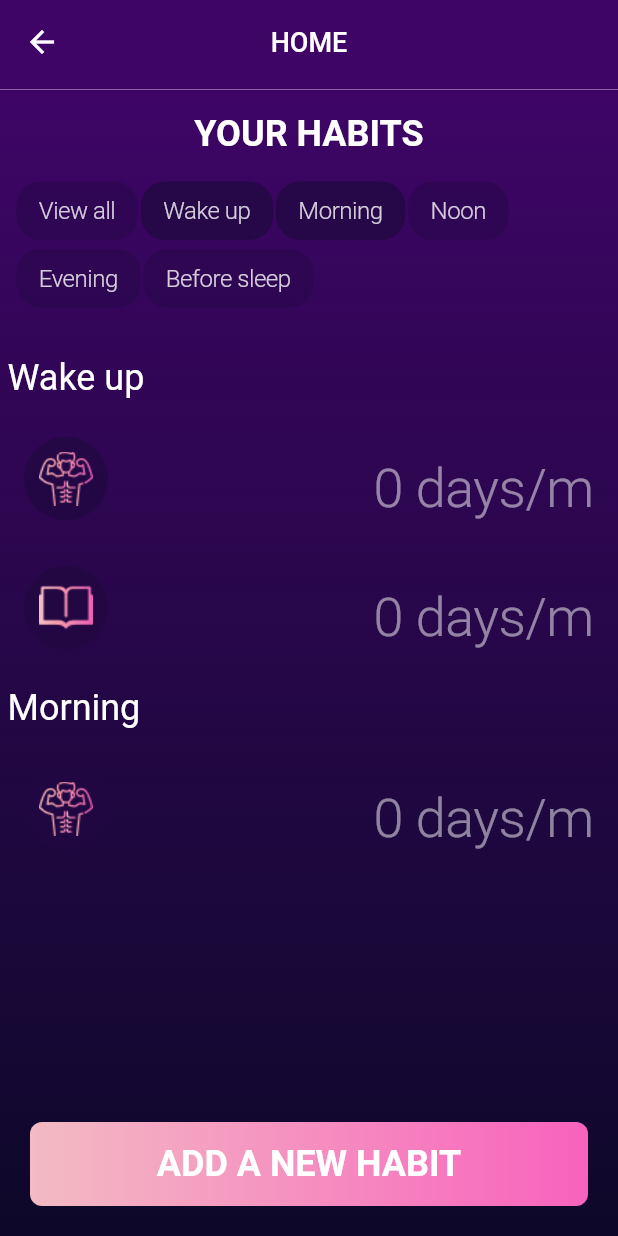
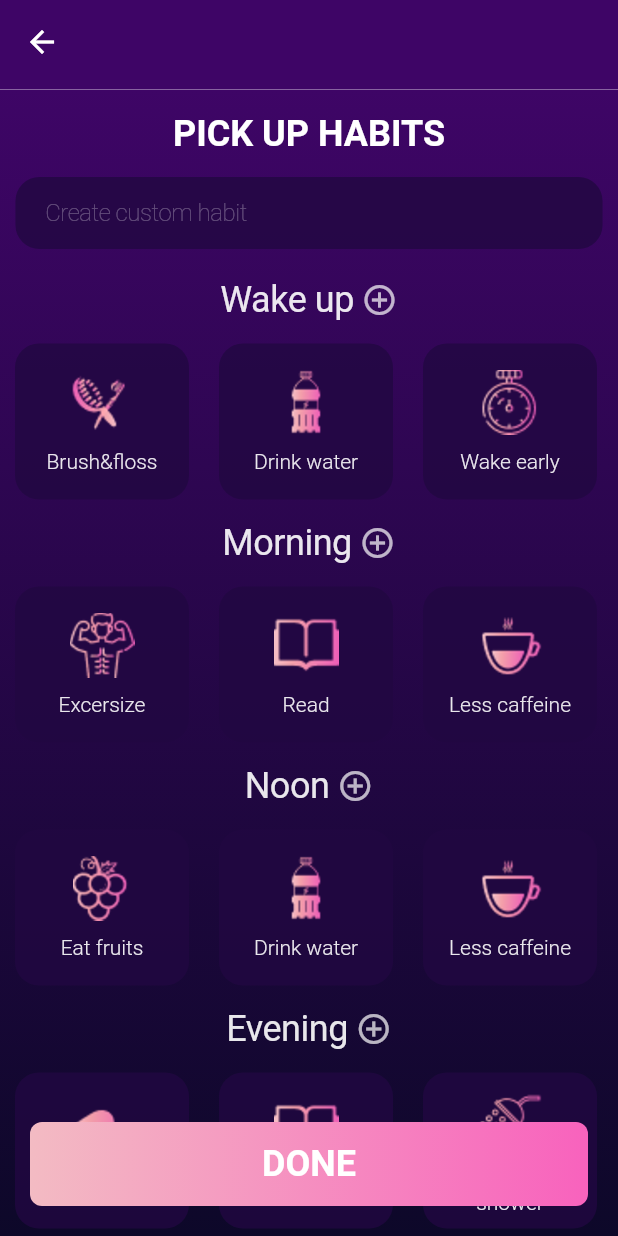
Before and after one commit to GhostuSs/daily_planner, a Flutter app: the HabitsScreen screen opened directly, after a tap on "Wake up", after a tap on "Morning", after a tap on "ADD A NEW HABIT", on a phone screen of 412 x 824 dp. Run offline on Flutter 3.47's test engine with Material 2 defaults, Android fonts, the phone set to English and light mode, and no system bars; our stand-ins replace flutter_rating_bar, page_transition, shared_preferences; accounts and stored records are empty; Roboto replaces fonts that are missing (JoseFinSans-Light, JosefinSans-Bold, JosefinSans-Light).

Commit message:
'implementing home screen'

```diff
--- a/lib/presentation/components/cards/habit_card.dart
+++ b/lib/presentation/components/cards/habit_card.dart
@@ -6,8 +6,12 @@ class HabitCard extends StatelessWidget{
   const HabitCard({Key? key, required this.habit}) : super(key: key);
   @override
   Widget build(BuildContext context) {
-    return Container(
-      padding: const EdgeInsets.symmetric(vertical: 16,horizontal: 16),
+    return Padding(
+      padding: const EdgeInsets.symmetric(horizontal: 10,vertical: 5),
+      child: Container(
+        padding: const EdgeInsets.symmetric(horizontal: 16),
+        width: 116,
+        height: 104,
         decoration: BoxDecoration(
             borderRadius: BorderRadius.circular(16),
             color: const Color(0xCC210741).withOpacity(0.8)
@@ -15,17 +19,20 @@ class HabitCard extends StatelessWidget{
         child: Column(
           mainAxisAlignment: MainAxisAlignment.center,
           children: [
-          Image.asset(imagePath+habit+'.png'),
-          const SizedBox(height: 5),
+            Image.asset(imagePath+habit+'.png',scale: 0.9,filterQuality: FilterQuality.high),
+            const SizedBox(height: 10),
             Text(
                 reformatHabit(habit),
+                textAlign: TextAlign.center,
                 style: TextStyle(
                     color: Colors.white.withOpacity(0.9),
                     fontWeight: FontWeight.w300,
-                  fontSize: 16.0
+                    fontFamily: 'JosefinSans-Thin',
+                    fontSize: 14.0
                 )
             )
           ],
+        ),
       ),
     );
   }
@@ -45,6 +52,34 @@ class HabitCard extends StatelessWidget{
         temp='Drink water';
         break;
       }
+      case 'read':{
+        temp='Read';
+        break;
+      }
+      case 'brush':{
+        temp='Brush&floss';
+        break;
+      }
+      case 'eatfruits':{
+        temp='Eat fruits';
+        break;
+      }
+      case 'fallasleepearly':{
+        temp='Fall asleep early';
+        break;
+      }
+      case 'wakeearly':{
+        temp='Wake early';
+        break;
+      }
+      case 'stretch':{
+        temp='Stretch';
+        break;
+      }
+      case 'takeashower':{
+        temp='Take a shower';
+        break;
+      }
     }
     return temp;
   }
--- /dev/null
+++ b/lib/presentation/components/rows/raw_row.dart
@@ -0,0 +1,40 @@
+import 'dart:ui';
+
+import 'package:flutter/cupertino.dart';
+import 'package:flutter/material.dart';
+
+class RawRow extends StatelessWidget{
+  final String label;
+  final onTap;
+  final TextStyle _textStyle=TextStyle(
+      color: Colors.white.withOpacity(0.9),
+      fontSize: 24,
+      fontFamily: 'JoseFinSans-Light',
+      fontWeight: FontWeight.w400,
+      letterSpacing: -0.3
+  );
+  RawRow({required this.label, required this.onTap});
+
+  @override
+  Widget build(BuildContext context) {
+    return Padding(
+      padding: const EdgeInsets.symmetric(vertical: 10),
+      child: InkWell(
+        onTap: onTap,
+        child: Row(
+            mainAxisAlignment: MainAxisAlignment.center,
+            children:
+            [
+              Text(label, style: _textStyle),
+              const SizedBox(width: 5),
+              Icon(
+                  Icons.add_circle_outline,
+                  color: Colors.white.withOpacity(0.7),
+              )
+            ]
+        ),
+      ),
+    );
+  }
+
+}
--- a/lib/presentation/components/text_field/raw_textfield.dart
+++ b/lib/presentation/components/text_field/raw_textfield.dart
@@ -46,7 +46,13 @@ class RawTextFieldState extends State<RawTextField> {
           ),
           hintText: widget._hint,
           contentPadding: const EdgeInsets.symmetric(vertical: 10,horizontal: 20),
-          hintStyle: TextStyle(color: textWhite.withOpacity(0.3)),
+          hintStyle: TextStyle(
+              color: textWhite.withOpacity(0.3),
+            fontFamily: 'JosefinSans-Thin',
+            fontWeight: FontWeight.w200,
+            fontSize: 16.0,
+            letterSpacing: -0.3
+          ),
           border: const OutlineInputBorder(
             borderSide: BorderSide.none
           )),
--- /dev/null
+++ b/lib/presentation/screens/home/add_habit.dart
@@ -0,0 +1,275 @@
+import 'package:flutter/material.dart';
+import 'package:sleep_sound/data/data.dart';
+import 'package:sleep_sound/data/resources/decorations.dart';
+import 'package:sleep_sound/presentation/components/appbars/raw_appbar.dart';
+import 'package:sleep_sound/presentation/components/buttons/raw_buttons.dart';
+import 'package:sleep_sound/presentation/components/cards/habit_card.dart';
+import 'package:sleep_sound/presentation/components/rows/raw_row.dart';
+import 'package:sleep_sound/presentation/components/text_field/raw_textfield.dart';
+
+class AddHabitScreen extends StatefulWidget {
+  @override
+  State<StatefulWidget> createState() {
+    return _AddHabitScreenState();
+  }
+}
+
+class _AddHabitScreenState extends State<AddHabitScreen> {
+  var textFieldController = TextEditingController();
+  String month = '';
+  int daysInMonth = 0;
+  int today = 0;
+  List<bool> selectedDate = List.generate(5, (index) => false);
+  List data = [
+    Data(habit: 'brush', tag: 'wakeup', date: DateTime.now()),
+    Data(habit: 'drinkwater', tag: 'wakeup', date: DateTime.now()),
+    Data(habit: 'wakeearly', tag: 'wakeup', date: DateTime.now()),
+    Data(habit: 'excersize', tag: 'morning', date: DateTime.now()),
+    Data(habit: 'read', tag: 'morning', date: DateTime.now()),
+    Data(habit: 'lesscaffeine', tag: 'morning', date: DateTime.now()),
+    Data(habit: 'eatfruits', tag: 'noon', date: DateTime.now()),
+    Data(habit: 'drinkwater', tag: 'noon', date: DateTime.now()),
+    Data(habit: 'lesscaffeine', tag: 'noon', date: DateTime.now()),
+    Data(habit: 'stretch', tag: 'evening', date: DateTime.now()),
+    Data(habit: 'read', tag: 'evening', date: DateTime.now()),
+    Data(habit: 'takeashower', tag: 'evening', date: DateTime.now()),
+    Data(habit: 'drinkwater', tag: 'beforesleep', date: DateTime.now()),
+    Data(habit: 'takeashower', tag: 'beforesleep', date: DateTime.now()),
+  ];
+  List wakeUp = [];
+  List morning = [];
+  List noon = [];
+  List evening = [];
+  List beforeSleep = [];
+  var _textFieldController = TextEditingController();
+
+  @override
+  initState() {
+    print(DateTime.now());
+    print(data.length);
+    for (int i = 0; i < data.length; i++) {
+      switch (data[i].tag) {
+        case 'wakeup':
+          {
+            wakeUp.add(data[i]);
+            break;
+          }
+        case 'morning':
+          {
+            morning.add(data[i]);
+            break;
+          }
+        case 'noon':
+          {
+            noon.add(data[i]);
+            break;
+          }
+        case 'evening':
+          {
+            evening.add(data[i]);
+            break;
+          }
+        case 'beforesleep':
+          {
+            beforeSleep.add(data[i]);
+            break;
+          }
+      }
+    }
+    super.initState();
+  }
+
+  @override
+  Widget build(BuildContext context) {
+    return Scaffold(
+      appBar: RawAppBar(title: ' ', addBtn: false),
+      floatingActionButton: Container(
+        padding: EdgeInsets.all(20),
+        child: RawButton(
+            'DONE',
+                (){}
+        ),
+      ),
+      floatingActionButtonLocation: FloatingActionButtonLocation.centerDocked,
+      body: Container(
+        decoration: const BoxDecoration(gradient: customGradient),
+        child: data.isNotEmpty
+            ? Column(
+                children: [
+                  Padding(
+                    padding: const EdgeInsets.symmetric(vertical: 15),
+                    child: Text(
+                      'pick up habits'.toUpperCase(),
+                      style: const TextStyle(
+                          color: Colors.white,
+                          fontSize: 24,
+                          fontFamily: 'JosefinSans-Light',
+                          fontWeight: FontWeight.w600),
+                    ),
+                  ),
+                  Container(
+                    height: 48,
+                    width: MediaQuery.of(context).size.width * 0.95,
+                    decoration: BoxDecoration(
+                        borderRadius: BorderRadius.circular(16),
+                        color: Color(0xCC210741).withOpacity(0.8)),
+                    child: RawTextField(null, 'Create custom habit', null,
+                        _textFieldController),
+                  ),
+                  SizedBox(height: 10),
+                  Expanded(
+                    child: ListView(
+                      children: [
+                        Column(
+                          crossAxisAlignment: CrossAxisAlignment.start,
+                          children: [
+                            Visibility(
+                                visible: wakeUp.isNotEmpty,
+                                child: Column(
+                                  crossAxisAlignment: CrossAxisAlignment.start,
+                                  children: [
+                                    RawRow(
+                                      onTap: _onTap,
+                                      label: 'Wake up',
+                                    ),
+                                    Wrap(
+                                      crossAxisAlignment: WrapCrossAlignment.center,
+                                      alignment: WrapAlignment.center,
+                                      children: [
+                                        for (int i = 0; i < wakeUp.length; i++)
+                                          HabitCard(habit: wakeUp[i].habit)
+                                      ],
+                                    )
+                                  ],
+                                )),
+                            Visibility(
+                              visible: morning.isNotEmpty,
+                              child: Column(
+                                crossAxisAlignment: CrossAxisAlignment.start,
+                                children: [
+                                  RawRow(
+                                    label: 'Morning',
+                                    onTap: _onTap,
+                                  ),
+                                  Wrap(
+                                    crossAxisAlignment: WrapCrossAlignment.center,
+                                    alignment: WrapAlignment.center,
+                                    children: [
+                                      for (int i = 0; i < morning.length; i++)
+                                        HabitCard(habit: morning[i].habit)
+                                    ],
+                                  )
+                                ],
+                              ),
+                            ),
+                            Visibility(
+                              visible: noon.isNotEmpty,
+                              child: Column(
+                                crossAxisAlignment: CrossAxisAlignment.start,
+                                children: [
+                                  RawRow(
+                                    label: 'Noon',
+                                    onTap: _onTap,
+                                  ),
+                                  Wrap(
+                                    crossAxisAlignment: WrapCrossAlignment.center,
+                                    alignment: WrapAlignment.center,
+                                    children: [
+                                      for (int i = 0; i < noon.length; i++)
+                                        HabitCard(habit: noon[i].habit)
+                                    ],
+                                  )
+                                ],
+                              ),
+                            ),
+                            Visibility(
+                              visible: evening.isNotEmpty,
+                              child: Column(
+                                crossAxisAlignment: CrossAxisAlignment.start,
+                                children: [
+                                  RawRow(
+                                    onTap: _onTap,
+                                    label: 'Evening',
+                                  ),
+                                  Wrap(
+                                    crossAxisAlignment: WrapCrossAlignment.center,
+                                    alignment: WrapAlignment.center,
+                                    children: [
+                                      for (int i = 0; i < evening.length; i++)
+                                        HabitCard(habit: evening[i].habit)
+                                    ],
+                                  )
+                                ],
+                              ),
+                            ),
+                            Visibility(
+                                visible: beforeSleep.isNotEmpty,
+                                child: Column(
+                                  crossAxisAlignment: CrossAxisAlignment.start,
+                                  children: [
+                                    RawRow(
+                                        onTap: _onTap, label: 'Before sleep'),
+                                    Wrap(
+                                      alignment: WrapAlignment.center,
+                                      crossAxisAlignment: WrapCrossAlignment.center,
+                                      children: [
+                                        for (int i = 0;
+                                            i < beforeSleep.length;
+                                            i++)
+                                          HabitCard(habit: beforeSleep[i].habit)
+                                      ],
+                                    )
+                                  ],
+                                )),
+                          ],
+                        )
+                      ],
+                    ),
+                  )
+                ],
+              )
+            : const Text('is empty'),
+      ),
+    );
+  }
+
+  _onTap() => Navigator.pushNamed(context, '/');
+  final TextStyle _textStyle = const TextStyle(
+      color: Colors.white,
+      fontSize: 24,
+      fontFamily: 'JoseFinSans-Light',
+      fontWeight: FontWeight.w400,
+      letterSpacing: -0.3);
+
+  String textDay(int index) {
+    String temp = '';
+    switch (index) {
+      case 0:
+        {
+          temp = 'Day before\nyesterday';
+          break;
+        }
+      case 1:
+        {
+          temp = 'Yesterday';
+          break;
+        }
+      case 2:
+        {
+          temp = 'Today';
+          break;
+        }
+      case 3:
+        {
+          temp = 'Tommorow';
+          break;
+        }
+      case 4:
+        {
+          temp = 'Day after\ntommorow';
+          break;
+        }
+    }
+    return temp;
+  }
+}
--- a/lib/presentation/screens/home/start_screen.dart
+++ b/lib/presentation/screens/home/start_screen.dart
@@ -1,4 +1,5 @@
 import 'package:flutter/material.dart';
+import 'package:page_transition/page_transition.dart';
 import 'package:sleep_sound/data/data.dart';
 import 'package:sleep_sound/data/resources/color_palette.dart';
 import 'package:sleep_sound/data/resources/decorations.dart';
@@ -6,6 +7,8 @@ import 'package:sleep_sound/data/resources/images.dart';
 import 'package:sleep_sound/presentation/components/appbars/raw_appbar.dart';
 import 'package:sleep_sound/presentation/components/buttons/raw_buttons.dart';
 import 'package:sleep_sound/presentation/components/filters/filter.dart';
+
+import 'add_habit.dart';
 
 List<String> tags = [
   'View all',
@@ -78,7 +81,7 @@ class _HabitsScreen extends State<HabitsScreen> {
       appBar: RawAppBar(title: 'home', addBtn: false),
       floatingActionButton: Padding(
           padding: const EdgeInsets.all(20),
-          child: RawButton('add a new habit', () {})),
+          child: RawButton('add a new habit', ()=>Navigator.push(context, PageTransition(type: PageTransitionType.rightToLeft, child: AddHabitScreen(),)))),
       floatingActionButtonLocation: FloatingActionButtonLocation.centerDocked,
       body: Container(
         width: double.infinity,
--- a/lib/routes.dart
+++ b/lib/routes.dart
@@ -1,8 +1,10 @@
 import 'package:flutter/cupertino.dart';
+import 'package:sleep_sound/presentation/screens/home/add_habit.dart';
 import 'package:sleep_sound/presentation/screens/main_page.dart';
 import 'package:sleep_sound/presentation/screens/onboarding/onboarding.dart';
 
 var routes = {
   '/onboarding': (BuildContext context) => const OnBoardingScreen(),
   '/': (BuildContext context) => MainPage(),
+  '/addhabit': (BuildContext context) => AddHabitScreen()
 };
--- a/pubspec.yaml
+++ b/pubspec.yaml
@@ -67,6 +67,7 @@ flutter:
     - assets/icons/
     - assets/icons/2x/
     - assets/icons/3x/
+    - assets/icons/brush.png
 
   # An image asset can refer to one or more resolution-specific "variants", see
   # https://flutter.dev/assets-and-images/#resolution-aware.
```
Also changed, not shown: lib/presentation/screens/today/today_screen.dart (+133 -49 lines). Lines whose indentation alone changed are shown as unchanged.
